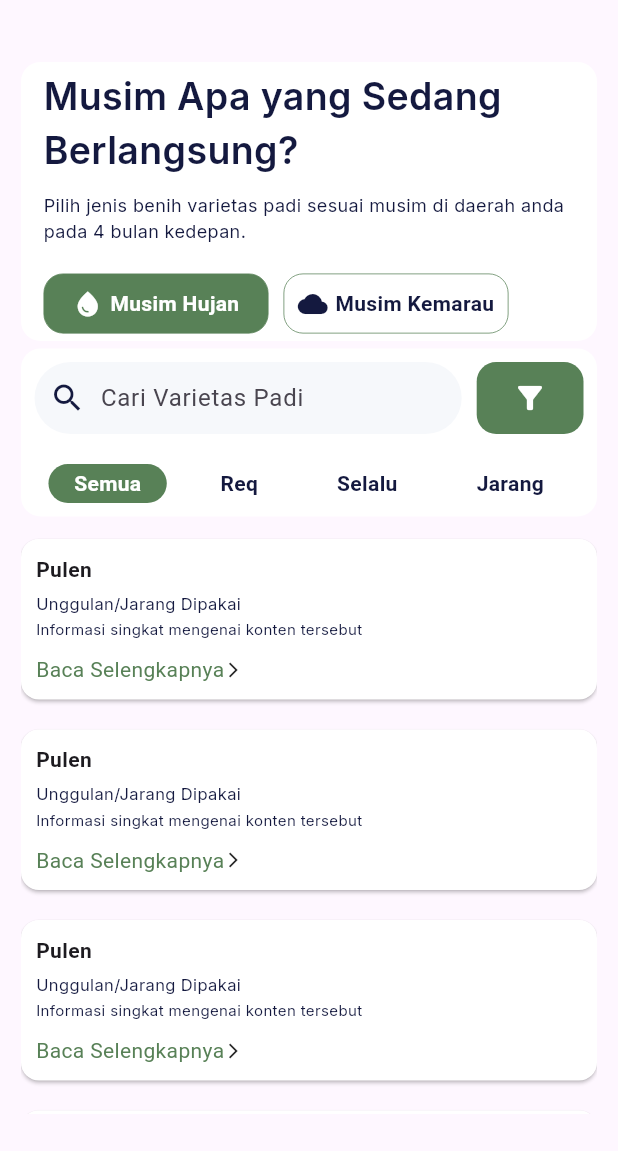
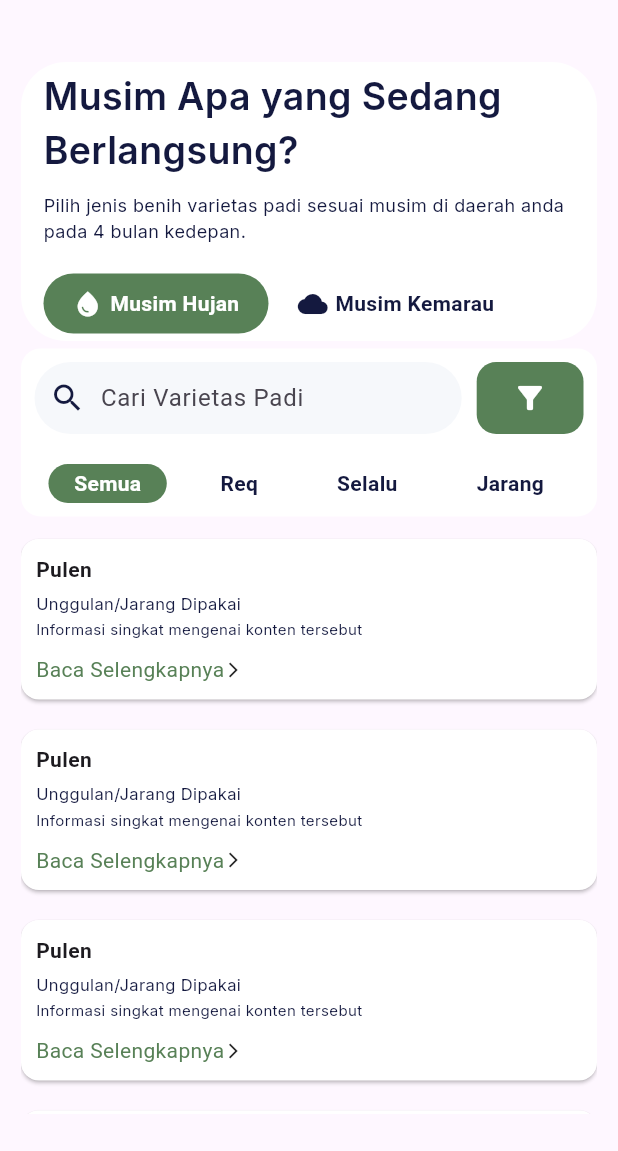
Before and after one commit to fuadadhim24/ketertelusuran_mobile, a Flutter app: the VarietasPadiPage screen opened by its route, on a phone screen of 412 x 824 dp, the part 85-1236 px from its top. Run offline on Flutter 3.47's test engine with Material 3 defaults, Android fonts, the light colour scheme and no system bars; our stand-ins replace carousel_slider, dio, dropdown_button2, flutter_map, get, google_fonts and 4 more; missing offline and left inert: flutter_sliding_up_panel, google_maps_place_picker_mb; accounts and stored records are empty; network calls fail.

Commit message:
refactor: change ui button musim hujan & kemarau at varietas padi page

```diff
--- a/lib/ui/pages/varietas_padi_page.dart
+++ b/lib/ui/pages/varietas_padi_page.dart
@@ -128,7 +128,7 @@ class _VarietasPadiPageState extends State<VarietasPadiPage> {
             width: double.infinity,
             decoration: BoxDecoration(
               color: whiteContainerColor,
-              borderRadius: BorderRadius.circular(13),
+              borderRadius: BorderRadius.circular(30),
             ),
             child: Column(
               crossAxisAlignment: CrossAxisAlignment.start,
@@ -162,18 +162,7 @@ class _VarietasPadiPageState extends State<VarietasPadiPage> {
                         decoration: BoxDecoration(
                           color:
                               isRainySeason ? greenColor : whiteContainerColor,
-                          borderRadius: BorderRadius.circular(13),
-                          border: isRainySeason
-                              ? Border.all(
-                                  color: greenColor,
-                                  strokeAlign: BorderSide.strokeAlignInside,
-                                  width: 0.5,
-                                )
-                              : Border.all(
-                                  color: txtBlackColor,
-                                  strokeAlign: BorderSide.strokeAlignInside,
-                                  width: 0.5,
-                                ),
+                          borderRadius: BorderRadius.circular(30),
                         ),
                         child: Row(
                           mainAxisAlignment: MainAxisAlignment.center,
@@ -210,18 +199,7 @@ class _VarietasPadiPageState extends State<VarietasPadiPage> {
                         decoration: BoxDecoration(
                           color:
                               !isRainySeason ? greenColor : whiteContainerColor,
-                          borderRadius: BorderRadius.circular(13),
-                          border: isRainySeason
-                              ? Border.all(
-                                  color: greenColor,
-                                  strokeAlign: BorderSide.strokeAlignInside,
-                                  width: 0.5,
-                                )
-                              : Border.all(
-                                  color: txtBlackColor,
-                                  strokeAlign: BorderSide.strokeAlignInside,
-                                  width: 0.5,
-                                ),
+                          borderRadius: BorderRadius.circular(30),
                         ),
                         child: Row(
                           mainAxisAlignment: MainAxisAlignment.center,
@@ -343,8 +321,7 @@ class _VarietasPadiPageState extends State<VarietasPadiPage> {
     return InkWell(
       onTap: () {
         setState(() {
-          selectedOption =
-              ['Semua', 'Req', 'Selalu', 'Jarang'].indexOf(option);
+          selectedOption = ['Semua', 'Req', 'Selalu', 'Jarang'].indexOf(option);
         });
       },
       child: AnimatedContainer(
```
